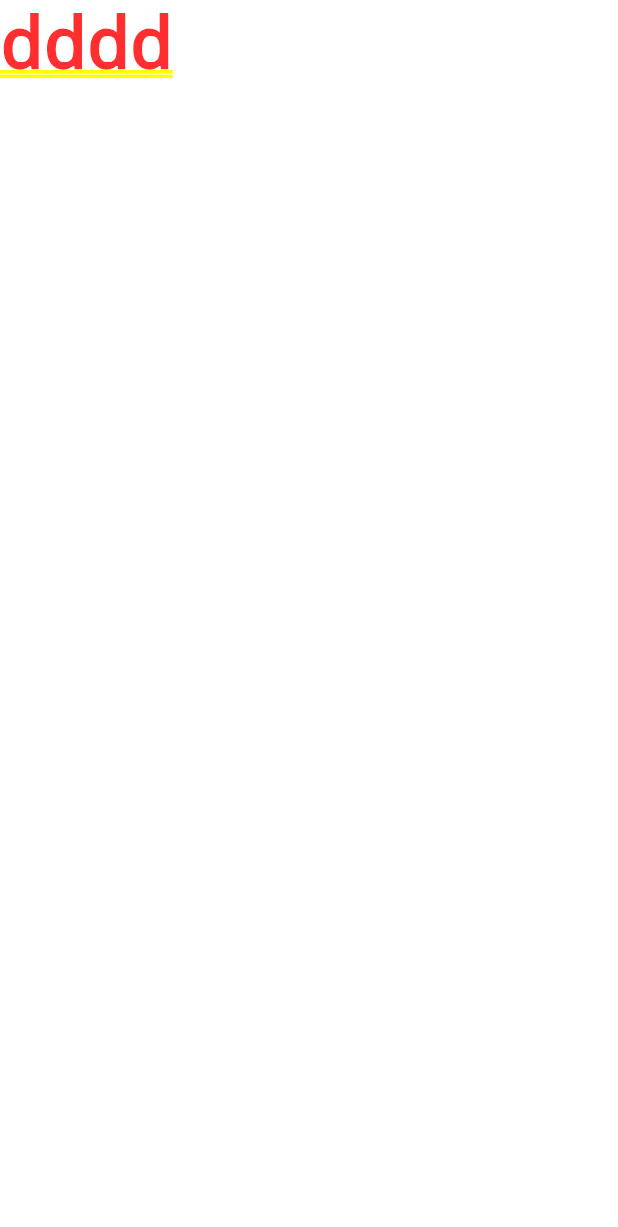
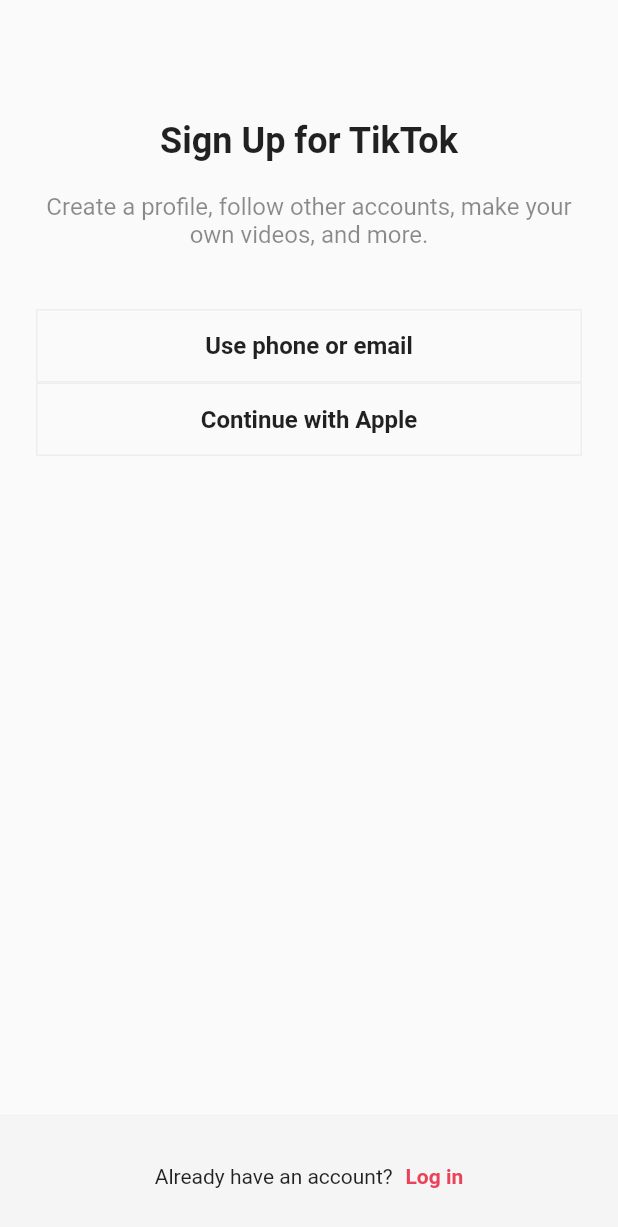
Before and after one commit to gyeongseokKang/tictok_clone, a Flutter app: the screen it shows after launch, on a phone screen of 412 x 824 dp. Shown: the top 1227 px of the screen. Run offline on Flutter 3.47's test engine with Material 2 defaults, Android fonts, the phone set to English and light mode, and no system bars.

Commit message:
feat : 기본 로그인 관련 스크린 구현

```diff
--- /dev/null
+++ b/lib/features/authentication/sign_up_screen.dart
@@ -0,0 +1,74 @@
+import 'package:flutter/material.dart';
+import 'package:tictok_clone/constants/gaps.dart';
+import 'package:tictok_clone/constants/sizes.dart';
+import 'package:tictok_clone/features/authentication/login_screen.dart';
+import 'package:tictok_clone/features/authentication/widgets/auth_button.dart';
+
+class SignUpScreen extends StatelessWidget {
+  const SignUpScreen({super.key});
+
+  @override
+  Widget build(BuildContext context) {
+    return Scaffold(
+      body: SafeArea(
+        child: Padding(
+          padding: const EdgeInsets.symmetric(horizontal: Sizes.size24),
+          child: Column(
+            crossAxisAlignment: CrossAxisAlignment.center,
+            children: const [
+              Gaps.v80,
+              Text(
+                'Sign Up for TikTok',
+                style: TextStyle(
+                  fontSize: Sizes.size24,
+                  fontWeight: FontWeight.w700,
+                ),
+              ),
+              Gaps.v20,
+              Text(
+                "Create a profile, follow other accounts, make your own videos, and more.",
+                style: TextStyle(
+                  fontSize: Sizes.size16,
+                  color: Colors.black45,
+                ),
+                textAlign: TextAlign.center,
+              ),
+              Gaps.v40,
+              AuthButton(text: "Use phone or email"),
+              AuthButton(text: "Continue with Apple"),
+            ],
+          ),
+        ),
+      ),
+      bottomNavigationBar: BottomAppBar(
+        color: Colors.grey.shade100,
+        elevation: 2,
+        child: Padding(
+          padding: const EdgeInsets.symmetric(vertical: Sizes.size32),
+          child: Row(
+            mainAxisAlignment: MainAxisAlignment.center,
+            children: [
+              const Text("Already have an account? "),
+              Gaps.h5,
+              GestureDetector(
+                onTap: () => onLoginTap(context),
+                child: Text(
+                  "Log in",
+                  style: TextStyle(
+                      color: Theme.of(context).primaryColor,
+                      fontWeight: FontWeight.w700),
+                ),
+              ),
+            ],
+          ),
+        ),
+      ),
+    );
+  }
+
+  void onLoginTap(BuildContext context) {
+    Navigator.of(context).push(MaterialPageRoute(
+      builder: (context) => const LoginScreen(),
+    ));
+  }
+}
--- /dev/null
+++ b/lib/features/authentication/widgets/auth_button.dart
@@ -0,0 +1,35 @@
+import 'package:flutter/material.dart';
+
+import '../../../constants/sizes.dart';
+
+class AuthButton extends StatelessWidget {
+  final String text;
+
+  const AuthButton({super.key, required this.text});
+
+  @override
+  Widget build(BuildContext context) {
+    return FractionallySizedBox(
+      widthFactor: 1,
+      child: Container(
+        padding: const EdgeInsets.symmetric(
+          vertical: Sizes.size14,
+        ),
+        decoration: BoxDecoration(
+          border: Border.all(
+            color: Colors.grey.shade200,
+            width: Sizes.size1,
+          ),
+        ),
+        child: Text(
+          text,
+          textAlign: TextAlign.center,
+          style: const TextStyle(
+            fontSize: Sizes.size16,
+            fontWeight: FontWeight.w700,
+          ),
+        ),
+      ),
+    );
+  }
+}
--- a/lib/main.dart
+++ b/lib/main.dart
@@ -1,4 +1,5 @@
 import 'package:flutter/material.dart';
+import 'package:tictok_clone/features/authentication/sign_up_screen.dart';
 
 void main() {
   runApp(const TiktokApp());
@@ -15,8 +16,6 @@ class TiktokApp extends StatelessWidget {
         theme: ThemeData(
           primaryColor: const Color(0xFFE9435A),
         ),
-        home: Container(
-          child: const Text("dddd"),
-        ));
+        home: const SignUpScreen());
   }
 }
```
Also changed, not shown: lib/features/authentication/login_screen.dart (added, +70 -0 lines).
